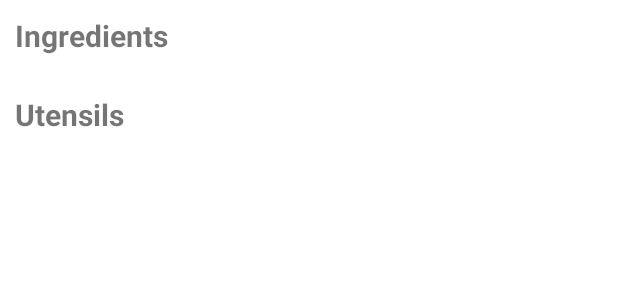
After one commit to yijieee44/cookwhat-android-app, an Android app: the layout dialog_inu.xml on its own in the app's theme, with its tools: preview values and no code run, on a phone screen of 412 x 824 dp. The commit adds this screen. Shown: the top 300 px of the screen. Run offline under Robolectric (Android 15) with nearby library versions, the phone set to English and light mode, and no system bars.

Commit message:
create preview INU dialog

```diff
--- a/app/src/main/java/com/example/cookwhat/adapters/IngredientAdapter.java
+++ b/app/src/main/java/com/example/cookwhat/adapters/IngredientAdapter.java
@@ -21,9 +21,14 @@ public class IngredientAdapter extends RecyclerView.Adapter<RecyclerView.ViewHol
     private List<IngredientModel> ingredientList;
     private Context context;
 
+
     public IngredientAdapter(Context context, List<IngredientModel> ingredientList) {
         this.ingredientList = ingredientList;
         this.context = context;
+    }
+
+    public List<IngredientModel> getIngredientList() {
+        return ingredientList;
     }
 
     public void addIngredient(IngredientModel ingredient){
--- a/app/src/main/java/com/example/cookwhat/adapters/UtensilAdapter.java
+++ b/app/src/main/java/com/example/cookwhat/adapters/UtensilAdapter.java
@@ -25,6 +25,10 @@ public class UtensilAdapter extends RecyclerView.Adapter<RecyclerView.ViewHolder
     public UtensilAdapter(Context context, List<UtensilModel> utensilList) {
         this.utensilList = utensilList;
         this.context = context;
+    }
+
+    public List<UtensilModel> getUtensilList() {
+        return utensilList;
     }
 
     public void addUtensil(UtensilModel utensil){
--- /dev/null
+++ b/app/src/main/res/layout/dialog_inu.xml
@@ -0,0 +1,60 @@
+<?xml version="1.0" encoding="utf-8"?>
+<ScrollView
+    xmlns:android="http://schemas.android.com/apk/res/android"
+    android:layout_width="match_parent"
+    android:layout_height="match_parent">
+
+<LinearLayout
+    android:layout_width="match_parent"
+    android:layout_height="match_parent"
+    android:padding="10dp"
+    android:orientation="vertical">
+
+
+    <TextView
+        android:id="@+id/textView5"
+        android:layout_width="match_parent"
+        android:layout_height="wrap_content"
+        android:text="@string/ingredients"
+        android:textSize="20sp"
+        android:textStyle="bold" />
+
+    <TextView
+        android:id="@+id/TVNoIngredients"
+        android:layout_width="match_parent"
+        android:layout_height="wrap_content"
+        android:text="@string/no_ingredient_needed"
+        android:visibility="gone" />
+
+    <androidx.recyclerview.widget.RecyclerView
+        android:id="@+id/RVIngredients"
+        android:layout_width="match_parent"
+        android:layout_height="wrap_content"
+        android:layout_marginBottom="25dp">
+
+    </androidx.recyclerview.widget.RecyclerView>
+
+    <TextView
+        android:id="@+id/textView6"
+        android:layout_width="wrap_content"
+        android:layout_height="wrap_content"
+        android:text="@string/utensils"
+        android:textSize="20sp"
+        android:textStyle="bold" />
+
+    <TextView
+        android:id="@+id/TVNoUtensils"
+        android:layout_width="match_parent"
+        android:layout_height="wrap_content"
+        android:text="@string/no_utensils_needed"
+        android:visibility="gone" />
+
+    <androidx.recyclerview.widget.RecyclerView
+        android:id="@+id/RVUtensils"
+        android:layout_width="match_parent"
+        android:layout_height="wrap_content">
+
+    </androidx.recyclerview.widget.RecyclerView>
+</LinearLayout>
+
+</ScrollView>
--- a/app/src/main/res/values/strings.xml
+++ b/app/src/main/res/values/strings.xml
@@ -6,7 +6,9 @@
     <string name="profile">Profile</string>
     <string name="search">Search</string>
     <string name="create_recipe">Create Recipe</string>
+    <string name="utensils">Utensils</string>
     <string name="add_utensils">Add Utensils</string>
+    <string name="ingredients">Ingredients</string>
     <string name="add_ingredients">Add Ingredients</string>
     <string name="ingredients_market">Ingredients Market</string>
     <string name="find_ingredients">Find ingredients</string>
@@ -15,6 +17,8 @@
     <string name="done">Done</string>
     <string name="cancel">Cancel</string>
     <string name="no_photo_selected">No photo selected</string>
+    <string name="no_ingredient_needed">No ingredients needed</string>
+    <string name="no_utensils_needed">No utensils needed</string>
     <string name="title">Title</string>
     <string name="create_caption_instruction">Add a caption to this photo, leave it blank if the caption is same as the previous photo...</string>
     <string name="add_tag">Add Tag</string>
```
Also changed, not shown: app/src/main/java/com/example/cookwhat/fragments/CreatePreviewFragment.java (+79 -3 lines), app/src/main/java/com/example/cookwhat/fragments/CreateShowGalleryFragment.java (+14 -6 lines), app/src/main/res/layout/fragment_create_show_gallery.xml (+5 -4 lines), app/src/main/java/com/example/cookwhat/activities/CreateActivity.java (line endings or trailing spaces).
